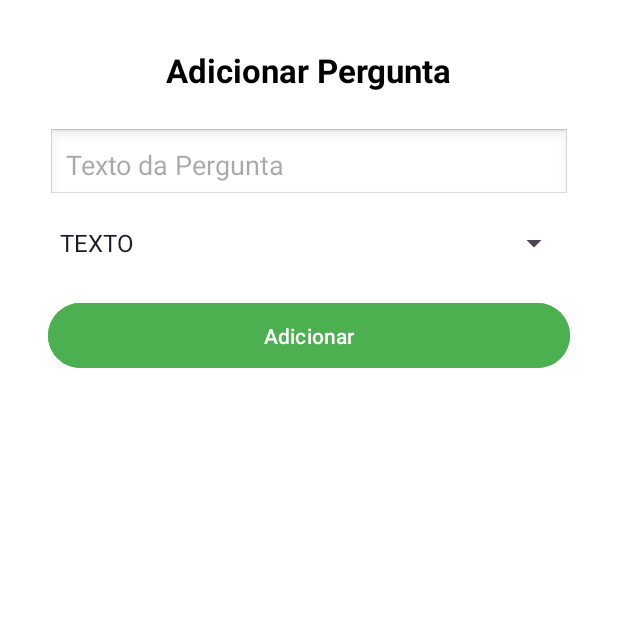
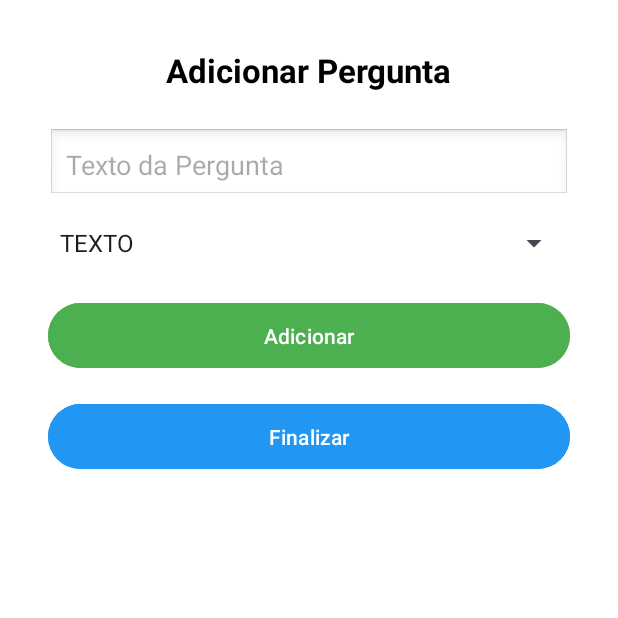
Before and after one commit to mathwidu/AppLogicando, an Android app: the CriarPerguntaActivity screen opened directly, with no data from a screen before it, on a phone screen of 412 x 824 dp, the top half of it. Run offline under Robolectric (Android 15) with nearby library versions, the phone set to English and light mode, and no system bars; 1 statement that could not run was skipped.

Commit message:
Add finalize button for question creation

```diff
--- a/app/src/main/res/layout/activity_criar_pergunta.xml
+++ b/app/src/main/res/layout/activity_criar_pergunta.xml
@@ -75,5 +75,15 @@
             android:backgroundTint="#4CAF50"
             android:textColor="#FFFFFF"
             android:padding="12dp" />
+
+        <Button
+            android:id="@+id/btnFinalizarPerguntas"
+            android:layout_width="match_parent"
+            android:layout_height="wrap_content"
+            android:text="Finalizar"
+            android:backgroundTint="#2196F3"
+            android:textColor="#FFFFFF"
+            android:padding="12dp"
+            android:layout_marginTop="16dp" />
     </LinearLayout>
 </ScrollView>
```
Also changed, not shown: app/src/main/java/br/com/app/applogicando/CriarPerguntaActivity.java (+10 -0 lines).
